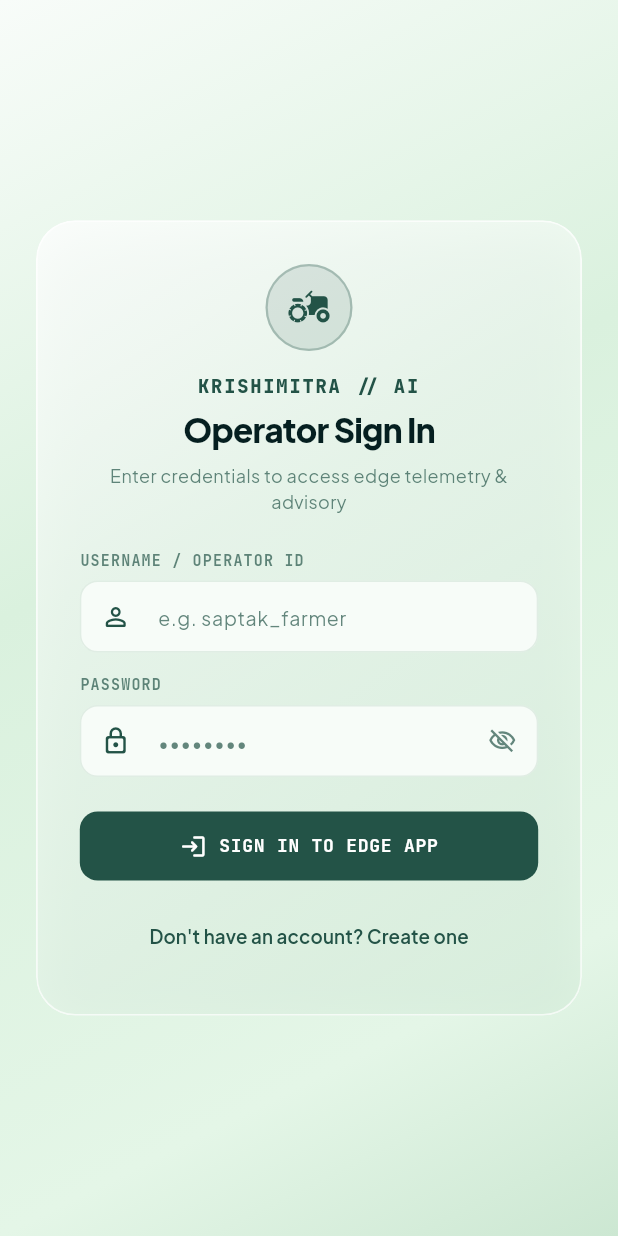
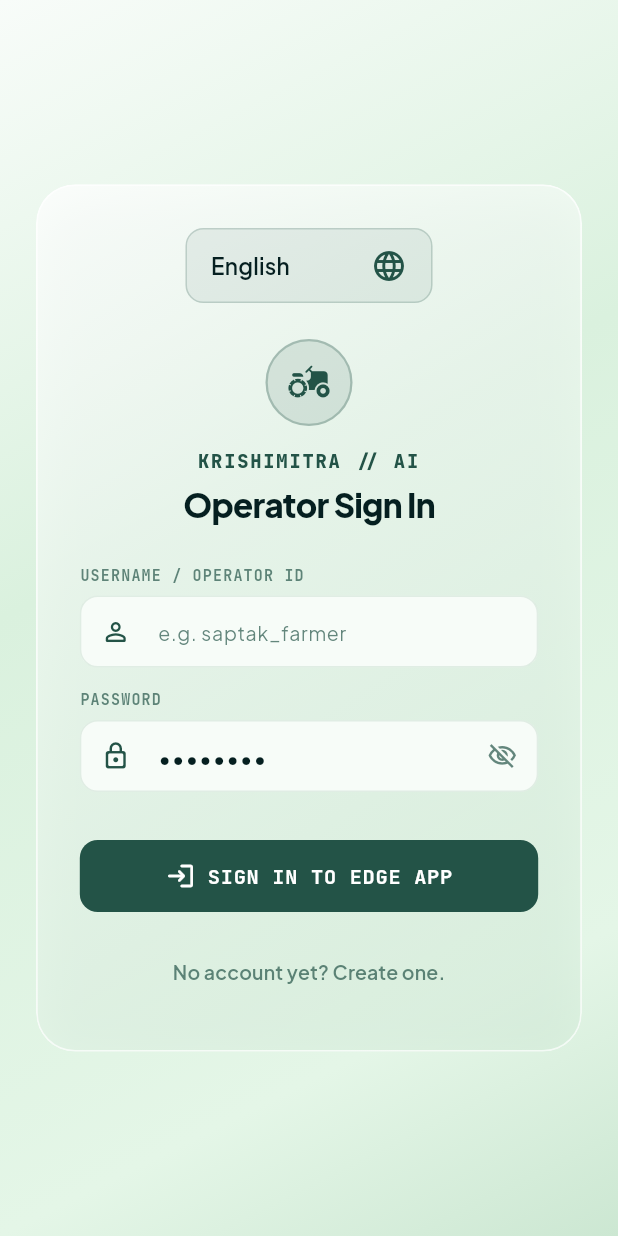
Before and after one commit to amritanshushaw-cpu/KrishiMitra, a Flutter app: the screen it shows after launch, on a phone screen of 412 x 824 dp. Run offline on Flutter 3.47's test engine with Material 3 defaults, Android fonts, the phone set to English and light mode, and no system bars; our stand-ins replace flutter_blue_plus, flutter_tts, google_fonts, shared_preferences, sqflite_sqlcipher; missing offline and left inert: fresnel, tflite_flutter; accounts and stored records are empty; network calls fail.

Commit message:
fix: convert language selector to Dropdown, set English as default, fix unicode corruption, and remove hint text

```diff
--- a/lib/core/localization/app_strings.dart
+++ b/lib/core/localization/app_strings.dart
@@ -28,16 +28,16 @@
 
 
   // Auth Screen
-  String get authTitle => isBengali ? '????????? // ???' : (isHindi ? '????????? // ???' : 'KRISHIMITRA // AI');
-  String get authSignInHeader => isBengali ? '?? ?? ????' : (isHindi ? '???? ?? ????' : 'Operator Sign In');
-  String get authCreateHeader => isBengali ? '???? ?????????? ???? ????' : (isHindi ? '??? ???? ?????' : 'Create Farmer Account');
-  String get authNameLabel => isBengali ? '????? ???? ???' : (isHindi ? '???? ???? ???' : 'FARMER FULL NAME');
-  String get authUsernameLabel => isBengali ? '????????' : (isHindi ? '?????????? ???' : 'USERNAME / OPERATOR ID');
-  String get authPasswordLabel => isBengali ? '??????????' : (isHindi ? '???????' : 'PASSWORD');
-  String get authSignInBtn => isBengali ? '?????? ????' : (isHindi ? '???? ?? ????' : 'SIGN IN TO EDGE APP');
-  String get authRegisterBtn => isBengali ? '??????? ????' : (isHindi ? '??????? ????' : 'REGISTER & SYNC PROFILE');
-  String get authToggleToRegister => isBengali ? '?????????? ???? ??????? ????' : (isHindi ? '???? ???? ??? ??????? ????' : 'No account yet? Create one.');
-  String get authToggleToSignIn => isBengali ? '?????????? ???? ?? ?? ????' : (isHindi ? '???? ??? ???? ?? ????' : 'Already have an account? Sign in.');
+  String get authTitle => isBengali ? 'কৃষিমিত্র // এআই' : (isHindi ? 'कृषिमित्र // एआई' : 'KRISHIMITRA // AI');
+  String get authSignInHeader => isBengali ? 'লগ ইন করুন' : (isHindi ? 'साइन इन करें' : 'Operator Sign In');
+  String get authCreateHeader => isBengali ? 'নতুন অ্যাকাউন্ট তৈরি করুন' : (isHindi ? 'नया खाता बनाएँ' : 'Create Farmer Account');
+  String get authNameLabel => isBengali ? 'আপনার পুরো নাম' : (isHindi ? 'आपका पूरा नाम' : 'FARMER FULL NAME');
+  String get authUsernameLabel => isBengali ? 'ইউজারনেম / আইডি' : (isHindi ? 'उपयोगकर्ता नाम' : 'USERNAME / OPERATOR ID');
+  String get authPasswordLabel => isBengali ? 'পাসওয়ার্ড' : (isHindi ? 'पासवर्ड' : 'PASSWORD');
+  String get authSignInBtn => isBengali ? 'প্রবেশ করুন' : (isHindi ? 'साइन इन करें' : 'SIGN IN TO EDGE APP');
+  String get authRegisterBtn => isBengali ? 'নিবন্ধন করুন' : (isHindi ? 'पंजीकरण करें' : 'REGISTER & SYNC PROFILE');
+  String get authToggleToRegister => isBengali ? 'অ্যাকাউন্ট নেই? নিবন্ধন করুন' : (isHindi ? 'खाता नहीं है? पंजीकरण करें' : 'No account yet? Create one.');
+  String get authToggleToSignIn => isBengali ? 'অ্যাকাউন্ট আছে? লগ ইন করুন' : (isHindi ? 'खाता है? साइन इन करें' : 'Already have an account? Sign in.');
 
   // Home Screen
   // Dynamic Time-Based Greeting (Morning, Afternoon, Evening, Night)
--- a/lib/state/farm_provider.dart
+++ b/lib/state/farm_provider.dart
@@ -37,7 +37,7 @@
   FusedAdvisoryResult? _fusedAdvisory;
 
   bool _isSafetyNetMode = false;
-  TtsLanguage _ttsLanguage = TtsLanguage.bengali;
+  TtsLanguage _ttsLanguage = TtsLanguage.english;
   int _activeTabIndex = 0;
   bool _isDarkMode = false;
   bool _isCockpitMode = false;
@@ -176,10 +176,10 @@
       final savedLang = prefs.getString('preferred_language');
       if (savedLang == 'hindi') {
         _ttsLanguage = TtsLanguage.hindi;
-      } else if (savedLang == 'english') {
-        _ttsLanguage = TtsLanguage.english;
+      } else if (savedLang == 'bengali') {
+        _ttsLanguage = TtsLanguage.bengali;
       } else {
-        _ttsLanguage = TtsLanguage.bengali; // Default
+        _ttsLanguage = TtsLanguage.english; // Default
       }
       _ttsService.setLanguage(_ttsLanguage);
       notifyListeners();
--- a/lib/ui/screens/auth_screen.dart
+++ b/lib/ui/screens/auth_screen.dart
@@ -5,6 +5,7 @@
 import '../../core/theme/app_theme.dart';
 import '../../services/secure_db_service.dart';
 import '../../state/farm_provider.dart';
+import '../../services/voice_tts_service.dart';
 import '../widgets/app_glass_container.dart';
 import 'main_shell_screen.dart';
 
@@ -139,6 +140,8 @@
   Widget build(BuildContext context) {
     final isDark = Theme.of(context).brightness == Brightness.dark;
     final primaryColor = isDark ? AppTheme.softSage : AppTheme.forestMoss;
+    final provider = context.watch<FarmProvider>();
+    final strings = provider.strings;
 
     return Scaffold(
       backgroundColor: Colors.transparent,
@@ -161,16 +164,55 @@
                     mainAxisSize: MainAxisSize.min,
                     crossAxisAlignment: CrossAxisAlignment.stretch,
                     children: [
+                      // Language Selector Dropdown
+                      Center(
+                        child: Container(
+                          padding: const EdgeInsets.symmetric(horizontal: 16),
+                          decoration: BoxDecoration(
+                            color: primaryColor.withAlpha(20),
+                            borderRadius: BorderRadius.circular(12),
+                            border: Border.all(color: primaryColor.withAlpha(50)),
+                          ),
+                          child: DropdownButtonHideUnderline(
+                            child: DropdownButton<TtsLanguage>(
+                              value: provider.ttsLanguage,
+                              dropdownColor: isDark ? AppTheme.darkCanvas : AppTheme.ivoryCanvas,
+                              icon: Icon(Icons.language_rounded, color: primaryColor),
+                              items: const [
+                                DropdownMenuItem(
+                                  value: TtsLanguage.english,
+                                  child: Text('English', style: TextStyle(fontWeight: FontWeight.w600)),
+                                ),
+                                DropdownMenuItem(
+                                  value: TtsLanguage.hindi,
+                                  child: Text('हिंदी (Hindi)', style: TextStyle(fontWeight: FontWeight.w600)),
+                                ),
+                                DropdownMenuItem(
+                                  value: TtsLanguage.bengali,
+                                  child: Text('বাংলা (Bengali)', style: TextStyle(fontWeight: FontWeight.w600)),
+                                ),
+                              ],
+                              onChanged: (TtsLanguage? newLang) {
+                                if (newLang != null) {
+                                  provider.setTtsLanguage(newLang);
+                                }
+                              },
+                            ),
+                          ),
+                        ),
+                      ),
+                      const SizedBox(height: 24),
+
                       // Brand Emblem
                       Center(
                         child: Container(
                           width: 58,
                           height: 58,
                           decoration: BoxDecoration(
-                            color: primaryColor.withValues(alpha: 0.12),
+                            color: primaryColor.withAlpha(30),
                             shape: BoxShape.circle,
                             border: Border.all(
-                              color: primaryColor.withValues(alpha: 0.28),
+                              color: primaryColor.withAlpha(70),
                               width: 1.5,
                             ),
                           ),
@@ -185,7 +227,7 @@
 
                       // Brand Header
                       Text(
-                        'KRISHIMITRA // AI',
+                        strings.authTitle,
                         textAlign: TextAlign.center,
                         style: GoogleFonts.jetBrainsMono(
                           fontSize: 12.5,
@@ -196,7 +238,7 @@
                       ),
                       const SizedBox(height: 4),
                       Text(
-                        isLogin ? 'Operator Sign In' : 'Create Farmer Account',
+                        isLogin ? strings.authSignInHeader : strings.authCreateHeader,
                         textAlign: TextAlign.center,
                         style: GoogleFonts.plusJakartaSans(
                           fontSize: 22,
@@ -205,23 +247,12 @@
                           color: isDark ? AppTheme.darkTextPrimary : AppTheme.lightTextPrimary,
                         ),
                       ),
-                      const SizedBox(height: 6),
-                      Text(
-                        isLogin
-                          ? 'Enter credentials to access edge telemetry & advisory'
-                          : 'Register farmer profile with local SQLCipher encryption',
-                        textAlign: TextAlign.center,
-                        style: GoogleFonts.plusJakartaSans(
-                          fontSize: 12,
-                          color: isDark ? AppTheme.darkTextMuted : AppTheme.lightTextMuted,
-                        ),
-                      ),
                       const SizedBox(height: 24),
 
                       // Name Field (Sign Up Only)
                       if (!isLogin) ...[
                         Text(
-                          'FARMER FULL NAME',
+                          strings.authNameLabel,
                           style: GoogleFonts.jetBrainsMono(
                             fontSize: 10,
                             fontWeight: FontWeight.w700,
@@ -235,11 +266,6 @@
                           textCapitalization: TextCapitalization.words,
                           decoration: InputDecoration(
                             prefixIcon: Icon(Icons.badge_outlined, size: 20, color: primaryColor),
-                            hintText: 'e.g. Saptak Mukherjee',
-                            hintStyle: GoogleFonts.plusJakartaSans(
-                              fontSize: 13,
-                              color: isDark ? AppTheme.darkTextMuted : AppTheme.lightTextMuted,
-                            ),
                             filled: true,
                             fillColor: isDark ? AppTheme.darkCanvas : AppTheme.ivoryCanvas,
                             contentPadding: const EdgeInsets.symmetric(horizontal: 14, vertical: 12),
@@ -266,7 +292,7 @@
 
                       // Username Field
                       Text(
-                        'USERNAME / OPERATOR ID',
+                        strings.authUsernameLabel,
                         style: GoogleFonts.jetBrainsMono(
                           fontSize: 10,
                           fontWeight: FontWeight.w700,
@@ -309,7 +335,7 @@
 
                       // Password Field
                       Text(
-                        'PASSWORD',
+                        strings.authPasswordLabel,
                         style: GoogleFonts.jetBrainsMono(
                           fontSize: 10,
                           fontWeight: FontWeight.w700,
@@ -326,16 +352,12 @@
                           suffixIcon: IconButton(
                             icon: Icon(
                               _obscurePassword ? Icons.visibility_off_outlined : Icons.visibility_outlined,
-                              size: 19,
                               color: isDark ? AppTheme.darkTextMuted : AppTheme.lightTextMuted,
+                              size: 20,
                             ),
                             onPressed: () => setState(() => _obscurePassword = !_obscurePassword),
                           ),
                           hintText: '••••••••',
-                          hintStyle: GoogleFonts.plusJakartaSans(
-                            fontSize: 13,
-                            color: isDark ? AppTheme.darkTextMuted : AppTheme.lightTextMuted,
-                          ),
                           filled: true,
                           fillColor: isDark ? AppTheme.darkCanvas : AppTheme.ivoryCanvas,
                           contentPadding: const EdgeInsets.symmetric(horizontal: 14, vertical: 12),
@@ -357,41 +379,35 @@
                           ),
                         ),
                       ),
-                      const SizedBox(height: 22),
+                      const SizedBox(height: 32),
 
                       // Submit Button
-                      ElevatedButton(
+                      SizedBox(
+                        height: 48,
+                        child: ElevatedButton(
                           onPressed: _isLoading ? null : _submit,
                           style: ElevatedButton.styleFrom(
                             backgroundColor: primaryColor,
-                          foregroundColor: isDark ? Colors.black : Colors.white,
-                          padding: const EdgeInsets.symmetric(vertical: 14),
+                            foregroundColor: Colors.white,
+                            elevation: 0,
                             shape: RoundedRectangleBorder(
                               borderRadius: BorderRadius.circular(12),
                             ),
-                          elevation: 0,
                           ),
                           child: _isLoading
-                            ? SizedBox(
+                              ? const SizedBox(
+                                  width: 20,
                                   height: 20,
-                                width: 20,
-                                child: CircularProgressIndicator(
-                                  strokeWidth: 2,
-                                  color: isDark ? Colors.black : Colors.white,
-                                ),
+                                  child: CircularProgressIndicator(strokeWidth: 2, color: Colors.white),
                                 )
                               : Row(
                                   mainAxisAlignment: MainAxisAlignment.center,
                                   children: [
-                                  Icon(
-                                    isLogin ? Icons.login_rounded : Icons.person_add_alt_1_rounded,
-                                    size: 18,
-                                  ),
+                                    Icon(isLogin ? Icons.login_rounded : Icons.person_add_rounded, size: 20),
                                     const SizedBox(width: 8),
                                     Text(
-                                    isLogin ? 'SIGN IN TO EDGE APP' : 'REGISTER & SYNC PROFILE',
+                                      isLogin ? strings.authSignInBtn : strings.authRegisterBtn,
                                       style: GoogleFonts.jetBrainsMono(
-                                      fontSize: 12,
                                         fontWeight: FontWeight.w700,
                                         letterSpacing: 0.5,
                                       ),
@@ -399,9 +415,10 @@
                                   ],
                                 ),
                         ),
-                      const SizedBox(height: 12),
+                      ),
+                      const SizedBox(height: 16),
 
-                      // Mode Toggle Button
+                      // Toggle Login/Register
                       TextButton(
                         onPressed: () {
                           setState(() {
@@ -410,15 +427,12 @@
                           });
                         },
                         style: TextButton.styleFrom(
-                          foregroundColor: primaryColor,
-                          padding: const EdgeInsets.symmetric(vertical: 8),
+                          foregroundColor: isDark ? AppTheme.darkTextMuted : AppTheme.lightTextMuted,
                         ),
                         child: Text(
-                          isLogin
-                              ? "Don't have an account? Create one"
-                              : 'Already registered? Sign in here',
+                          isLogin ? strings.authToggleToRegister : strings.authToggleToSignIn,
                           style: GoogleFonts.plusJakartaSans(
-                            fontSize: 12.5,
+                            fontSize: 13,
                             fontWeight: FontWeight.w600,
                           ),
                         ),
```
Lines whose indentation alone changed are shown as unchanged.
